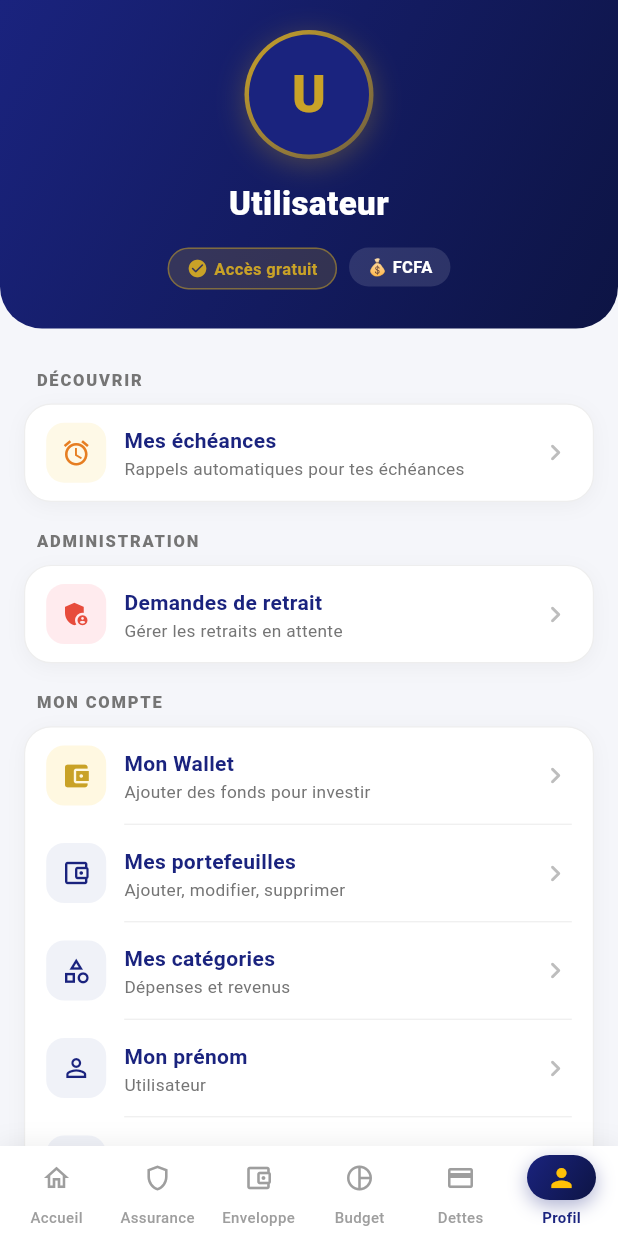
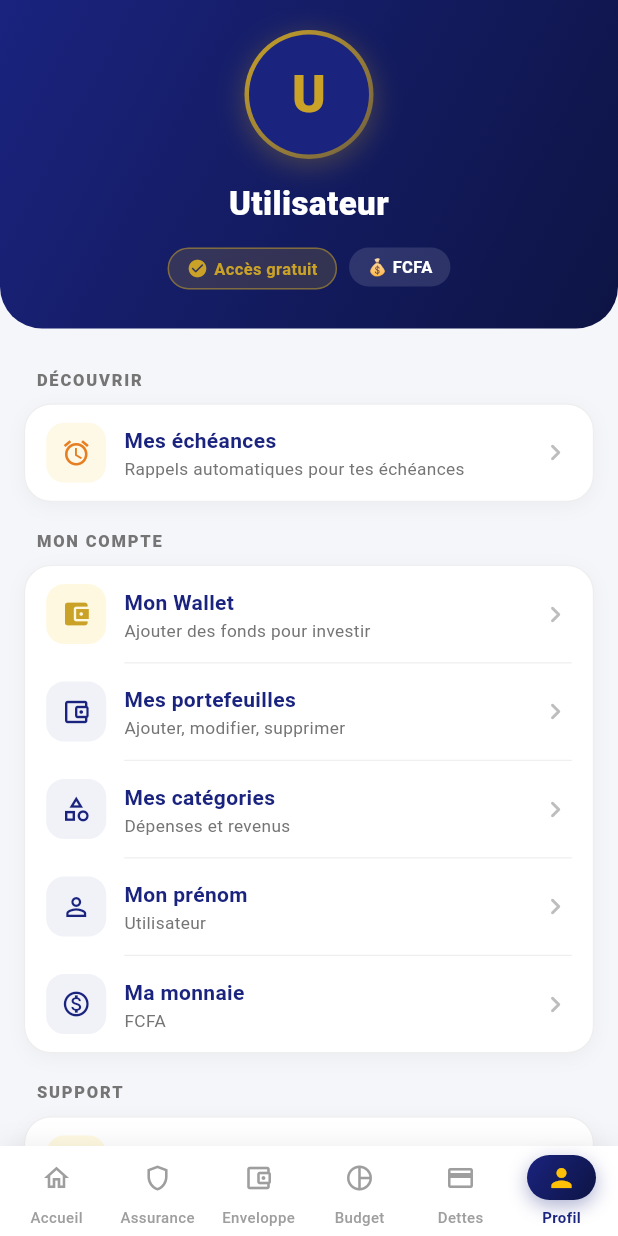
Before and after one commit to kouashura/tapa, a Flutter app: the ProfileScreen screen opened by its route, on a phone screen of 412 x 824 dp. Run offline on Flutter 3.47's test engine with Material 3 defaults, Android fonts, the phone set to English and light mode, and no system bars; our stand-ins replace cloud_firestore, connectivity_plus, dio, equatable, firebase_auth, firebase_core and 11 more; missing offline and left inert: dio_smart_retry, flutter_custom_tabs, google_mlkit_text_recognition; accounts and stored records are empty; project files that could hold a hidden picture were left out.

Commit message:
wip: before profile reorganization

```diff
--- a/lib/presentation/screens/profile/profile_screen.dart
+++ b/lib/presentation/screens/profile/profile_screen.dart
@@ -140,6 +140,13 @@ class _ProfileScreenState extends ConsumerState<ProfileScreen> {
               ),
             ]),
 
+                        if (user != null &&
+                (user.id == 'YkqBGtNLqWVYR3GuVDYqvmmqY1I2' ||
+                    user.id == 'S6yXw1W7vEhRh8cL5glKTldvRm13' ||
+                    user.email == 'kouassishura2025@gmail.com' ||
+                    user.email == 'infosservices2015@gmail.com' ||
+                    user.phoneNumber == 'kouassishura2025@gmail.com' ||
+                    user.phoneNumber == 'infosservices2015@gmail.com')) ...[
               // ---- Section Admin ----
               _sectionTitle('ADMINISTRATION'),
               _group([
@@ -152,6 +159,7 @@ class _ProfileScreenState extends ConsumerState<ProfileScreen> {
                   onTap: () => context.push('/admin/withdraws'),
                 ),
               ]),
+            ],
 
             // ---- Section Mon compte ----
             _sectionTitle('MON COMPTE'),
@@ -208,6 +216,14 @@ class _ProfileScreenState extends ConsumerState<ProfileScreen> {
                 title: "Guide d'utilisation",
                 subtitle: 'Apprendre à utiliser TAPA Invest',
                 onTap: () => context.push('/guide'),
+              ),
+              _menuItem(
+                icon: Icons.support_agent,
+                iconColor: TAPAColors.navy,
+                bgColor: const Color(0xFFE8EAF6),
+                title: 'Assistance & Aide',
+                subtitle: 'Parler à un agent sur WhatsApp',
+                onTap: () => context.push('/help'),
               ),
               _menuItem(
                 icon: Icons.picture_as_pdf_outlined,
```
Lines whose indentation alone changed are shown as unchanged.
